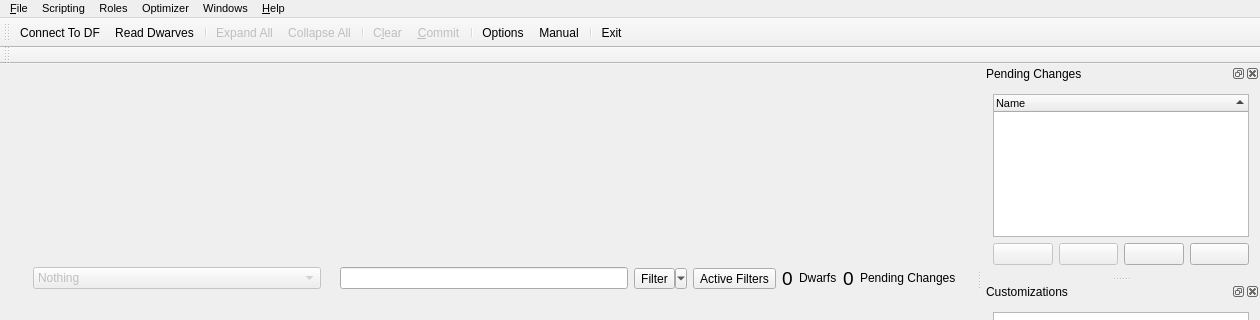
This is ui/mainwindow.ui in Dwarf-Therapist/Dwarf-Therapist as Qt 5 draws it before an edit; both pictures show x 0 to 1260 and y 0 to 320 of the 1260 by 515 pixel window. The edited form follows.
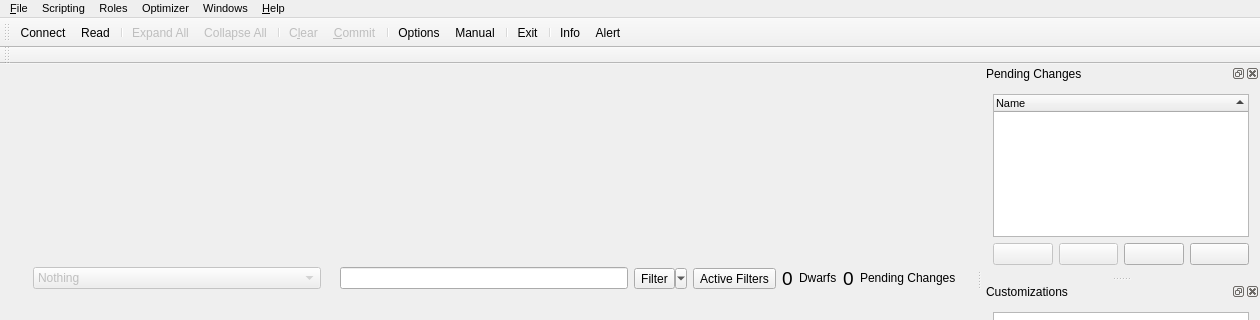
This is the edited form. Icons and pictures are not drawn. Custom widgets are drawn as their Qt base class.

What changed in the file:
```diff
--- a/ui/mainwindow.ui
+++ b/ui/mainwindow.ui
@@ -515,6 +515,9 @@
    <addaction name="act_help"/>
    <addaction name="separator"/>
    <addaction name="act_exit"/>
+   <addaction name="separator"/>
+   <addaction name="act_update"/>
+   <addaction name="act_warning"/>
   </widget>
   <widget class="QStatusBar" name="statusBar"/>
   <widget class="BaseDock" name="dock_pending_jobs_list">
@@ -757,7 +760,7 @@
      <normaloff>:/img/connect.png</normaloff>:/img/connect.png</iconset>
    </property>
    <property name="text">
-    <string>&amp;Connect To DF</string>
+    <string>&amp;Connect</string>
    </property>
    <property name="toolTip">
     <string>Attempt connecting to a running copy of Dwarf Fortress (CTRL+SHIFT+C)</string>
@@ -802,10 +805,10 @@
      <normaloff>:/img/refresh.png</normaloff>:/img/refresh.png</iconset>
    </property>
    <property name="text">
-    <string>Read Dwarves</string>
+    <string>Read</string>
    </property>
    <property name="iconText">
-    <string>Read Dwarves</string>
+    <string>Read</string>
    </property>
    <property name="toolTip">
     <string>Attempt to load all Dwarves from DF (CTRL+R)</string>
@@ -1151,6 +1154,30 @@
     <string>Open the Dwarf Therapist manual.</string>
    </property>
   </action>
+  <action name="act_update">
+   <property name="icon">
+    <iconset resource="../resources.qrc">
+     <normaloff>:/img/information.png</normaloff>:/img/information.png</iconset>
+   </property>
+   <property name="text">
+    <string>Info</string>
+   </property>
+   <property name="visible">
+    <bool>false</bool>
+   </property>
+  </action>
+  <action name="act_warning">
+   <property name="icon">
+    <iconset resource="../resources.qrc">
+     <normaloff>:/img/exclamation-circle.png</normaloff>:/img/exclamation-circle.png</iconset>
+   </property>
+   <property name="text">
+    <string>Alert</string>
+   </property>
+   <property name="visible">
+    <bool>false</bool>
+   </property>
+  </action>
  </widget>
  <layoutdefault spacing="6" margin="11"/>
  <customwidgets>
```
Left out of the diff: 33 changed lines with no effect on the pictures.
